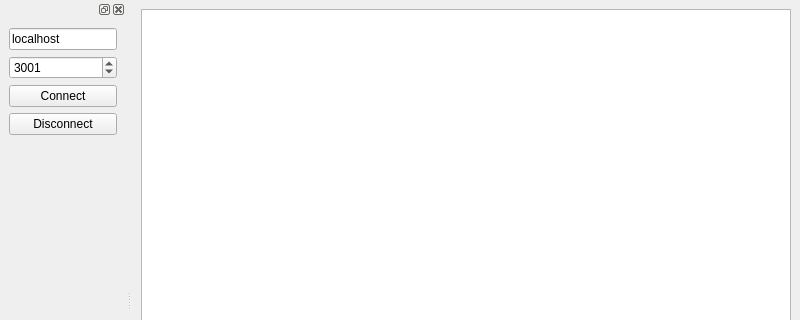
This is client/main_view.ui in rasmadeus/RChat as Qt 5 draws it before an edit; both pictures show x 0 to 800 and y 0 to 320 of the 800 by 600 pixel window. The edited form follows.
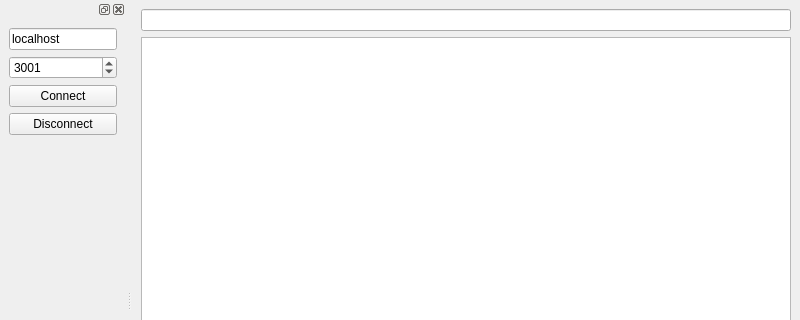
This is the edited form.

The edit to the form file:
```diff
--- a/client/main_view.ui
+++ b/client/main_view.ui
@@ -15,6 +15,13 @@
   </property>
   <widget class="QWidget" name="centralWidget">
    <layout class="QVBoxLayout" name="mainLayout">
+    <item>
+     <widget class="QLineEdit" name="msg">
+      <property name="maxLength">
+       <number>512</number>
+      </property>
+     </widget>
+    </item>
     <item>
      <widget class="QTextEdit" name="log">
       <property name="documentTitle">
```
